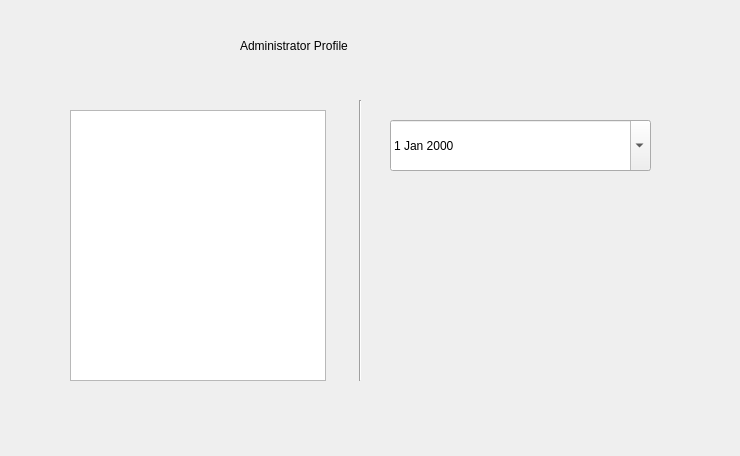
Qt form admin_profile_dialog.ui (SandrAdora/GPA_Calculator) before a commit.
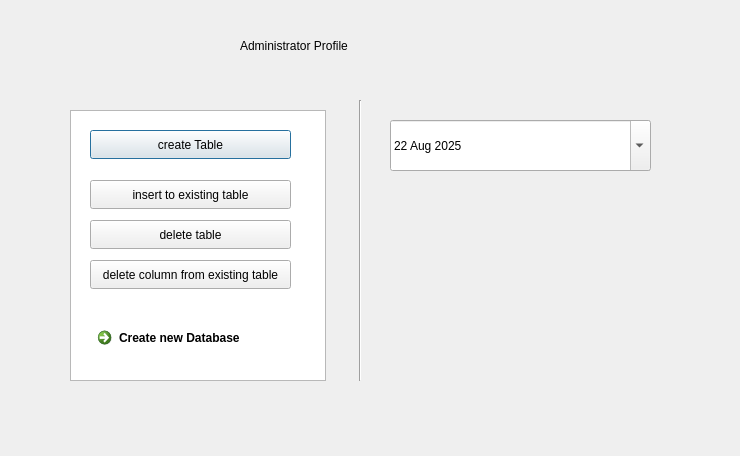
The same form after that commit.

Diff of the .ui file:
```diff
--- a/admin_profile_dialog.ui
+++ b/admin_profile_dialog.ui
@@ -61,9 +61,19 @@
     <property name="autoFillBackground">
      <bool>false</bool>
     </property>
+    <property name="showGroupSeparator" stdset="0">
+     <bool>true</bool>
+    </property>
     <property name="calendarPopup">
      <bool>true</bool>
     </property>
+    <property name="date">
+     <date>
+      <year>2025</year>
+      <month>8</month>
+      <day>22</day>
+     </date>
+    </property>
    </widget>
    <widget class="Line" name="line">
     <property name="geometry">
@@ -78,6 +88,71 @@
      <enum>Qt::Orientation::Vertical</enum>
     </property>
    </widget>
+   <widget class="QPushButton" name="pushButton_create_table">
+    <property name="geometry">
+     <rect>
+      <x>50</x>
+      <y>40</y>
+      <width>201</width>
+      <height>29</height>
+     </rect>
+    </property>
+    <property name="text">
+     <string>create Table</string>
+    </property>
+   </widget>
+   <widget class="QPushButton" name="pushButton_insert_into_existing_table">
+    <property name="geometry">
+     <rect>
+      <x>50</x>
+      <y>90</y>
+      <width>201</width>
+      <height>29</height>
+     </rect>
+    </property>
+    <property name="text">
+     <string>insert to existing table</string>
+    </property>
+   </widget>
+   <widget class="QPushButton" name="pushButton_delete_table">
+    <property name="geometry">
+     <rect>
+      <x>50</x>
+      <y>130</y>
+      <width>201</width>
+      <height>29</height>
+     </rect>
+    </property>
+    <property name="text">
+     <string>delete table</string>
+    </property>
+   </widget>
+   <widget class="QPushButton" name="pushButton_delete_column_from_existing_table">
+    <property name="geometry">
+     <rect>
+      <x>50</x>
+      <y>170</y>
+      <width>201</width>
+      <height>29</height>
+     </rect>
+    </property>
+    <property name="text">
+     <string>delete column from existing table</string>
+    </property>
+   </widget>
+   <widget class="QCommandLinkButton" name="commandLinkButton_create_database">
+    <property name="geometry">
+     <rect>
+      <x>50</x>
+      <y>230</y>
+      <width>201</width>
+      <height>41</height>
+     </rect>
+    </property>
+    <property name="text">
+     <string>Create new Database</string>
+    </property>
+   </widget>
   </widget>
  </widget>
  <resources/>
```
